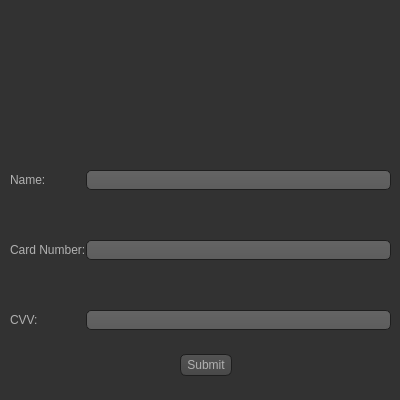
1412kauti/ProjectHurricane, file UI/User_Card.ui: the form before one commit.
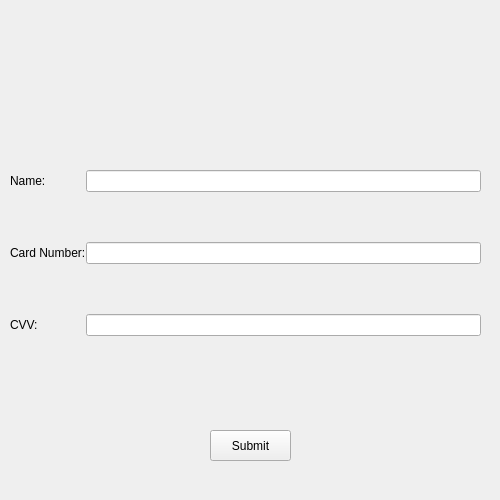
The form after the commit. Icons and pictures are not drawn.

What changed in the file:
```diff
--- a/UI/User_Card.ui
+++ b/UI/User_Card.ui
@@ -6,8 +6,8 @@
    <rect>
     <x>0</x>
     <y>0</y>
-    <width>400</width>
-    <height>400</height>
+    <width>500</width>
+    <height>500</height>
    </rect>
   </property>
   <property name="sizePolicy">
@@ -18,569 +18,29 @@
   </property>
   <property name="minimumSize">
    <size>
-    <width>400</width>
-    <height>400</height>
+    <width>500</width>
+    <height>500</height>
    </size>
   </property>
   <property name="maximumSize">
    <size>
-    <width>400</width>
-    <height>400</height>
+    <width>500</width>
+    <height>500</height>
    </size>
   </property>
   <property name="windowTitle">
    <string>Form</string>
   </property>
   <property name="styleSheet">
-   <string notr="true">QToolTip
-{
-     border: 1px solid black;
-     background-color: #ffa02f;
-     padding: 1px;
-     border-radius: 3px;
-     opacity: 100;
-}
-
-QWidget
-{
-    color: #b1b1b1;
-    background-color: #323232;
-}
-
-QTreeView, QListView
-{
-    background-color: silver;
-    margin-left: 5px;
-}
-
-QWidget:item:hover
-{
-    background-color: QLinearGradient( x1: 0, y1: 0, x2: 0, y2: 1, stop: 0 #ffa02f, stop: 1 #ca0619);
-    color: #000000;
-}
-
-QWidget:item:selected
-{
-    background-color: QLinearGradient( x1: 0, y1: 0, x2: 0, y2: 1, stop: 0 #ffa02f, stop: 1 #d7801a);
-}
-
-QMenuBar::item
-{
-    background: transparent;
-}
-
-QMenuBar::item:selected
-{
-    background: transparent;
-    border: 1px solid #ffaa00;
-}
-
-QMenuBar::item:pressed
-{
-    background: #444;
-    border: 1px solid #000;
-    background-color: QLinearGradient(
-        x1:0, y1:0,
-        x2:0, y2:1,
-        stop:1 #212121,
-        stop:0.4 #343434/*,
-        stop:0.2 #343434,
-        stop:0.1 #ffaa00*/
-    );
-    margin-bottom:-1px;
-    padding-bottom:1px;
-}
-
-QMenu
-{
-    border: 1px solid #000;
-}
-
-QMenu::item
-{
-    padding: 2px 20px 2px 20px;
-}
-
-QMenu::item:selected
-{
-    color: #000000;
-}
-
-QWidget:disabled
-{
-    color: #808080;
-    background-color: #323232;
-}
-
-QAbstractItemView
-{
-    background-color: QLinearGradient( x1: 0, y1: 0, x2: 0, y2: 1, stop: 0 #4d4d4d, stop: 0.1 #646464, stop: 1 #5d5d5d);
-}
-
-QWidget:focus
-{
-    /*border: 1px solid darkgray;*/
-}
-
-QLineEdit
-{
-    background-color: QLinearGradient( x1: 0, y1: 0, x2: 0, y2: 1, stop: 0 #4d4d4d, stop: 0 #646464, stop: 1 #5d5d5d);
-    padding: 1px;
-    border-style: solid;
-    border: 1px solid #1e1e1e;
-    border-radius: 5;
-}
-
-QPushButton
-{
-    color: #b1b1b1;
-    background-color: QLinearGradient( x1: 0, y1: 0, x2: 0, y2: 1, stop: 0 #565656, stop: 0.1 #525252, stop: 0.5 #4e4e4e, stop: 0.9 #4a4a4a, stop: 1 #464646);
-    border-width: 1px;
-    border-color: #1e1e1e;
-    border-style: solid;
-    border-radius: 6;
-    padding: 3px;
-    font-size: 12px;
-    padding-left: 5px;
-    padding-right: 5px;
-    min-width: 40px;
-}
-
-QPushButton:pressed
-{
-    background-color: QLinearGradient( x1: 0, y1: 0, x2: 0, y2: 1, stop: 0 #2d2d2d, stop: 0.1 #2b2b2b, stop: 0.5 #292929, stop: 0.9 #282828, stop: 1 #252525);
-}
-
-QComboBox
-{
-    selection-background-color: #ffaa00;
-    background-color: QLinearGradient( x1: 0, y1: 0, x2: 0, y2: 1, stop: 0 #565656, stop: 0.1 #525252, stop: 0.5 #4e4e4e, stop: 0.9 #4a4a4a, stop: 1 #464646);
-    border-style: solid;
-    border: 1px solid #1e1e1e;
-    border-radius: 5;
-}
-
-QComboBox:hover,QPushButton:hover
-{
-    border: 2px solid QLinearGradient( x1: 0, y1: 0, x2: 0, y2: 1, stop: 0 #ffa02f, stop: 1 #d7801a);
-}
-
-
-QComboBox:on
-{
-    padding-top: 3px;
-    padding-left: 4px;
-    background-color: QLinearGradient( x1: 0, y1: 0, x2: 0, y2: 1, stop: 0 #2d2d2d, stop: 0.1 #2b2b2b, stop: 0.5 #292929, stop: 0.9 #282828, stop: 1 #252525);
-    selection-background-color: #ffaa00;
-}
-
-QComboBox QAbstractItemView
-{
-    border: 2px solid darkgray;
-    selection-background-color: QLinearGradient( x1: 0, y1: 0, x2: 0, y2: 1, stop: 0 #ffa02f, stop: 1 #d7801a);
-}
-
-QComboBox::drop-down
-{
-     subcontrol-origin: padding;
-     subcontrol-position: top right;
-     width: 15px;
-
-     border-left-width: 0px;
-     border-left-color: darkgray;
-     border-left-style: solid; /* just a single line */
-     border-top-right-radius: 3px; /* same radius as the QComboBox */
-     border-bottom-right-radius: 3px;
- }
-
-QComboBox::down-arrow
-{
-     image: url(:/dark_orange/img/down_arrow.png);
-}
-
-QGroupBox
-{
-    border: 1px solid darkgray;
-    margin-top: 10px;
-}
-
-QGroupBox:focus
-{
-    border: 1px solid darkgray;
-}
-
-QTextEdit:focus
-{
-    border: 1px solid darkgray;
-}
-
-QScrollBar:horizontal {
-     border: 1px solid #222222;
-     background: QLinearGradient( x1: 0, y1: 0, x2: 0, y2: 1, stop: 0.0 #121212, stop: 0.2 #282828, stop: 1 #484848);
-     height: 7px;
-     margin: 0px 16px 0 16px;
-}
-
-QScrollBar::handle:horizontal
-{
-      background: QLinearGradient( x1: 0, y1: 0, x2: 1, y2: 0, stop: 0 #ffa02f, stop: 0.5 #d7801a, stop: 1 #ffa02f);
-      min-height: 20px;
-      border-radius: 2px;
-}
-
-QScrollBar::add-line:horizontal {
-      border: 1px solid #1b1b19;
-      border-radius: 2px;
-      background: QLinearGradient( x1: 0, y1: 0, x2: 1, y2: 0, stop: 0 #ffa02f, stop: 1 #d7801a);
-      width: 14px;
-      subcontrol-position: right;
-      subcontrol-origin: margin;
-}
-
-QScrollBar::sub-line:horizontal {
-      border: 1px solid #1b1b19;
-      border-radius: 2px;
-      background: QLinearGradient( x1: 0, y1: 0, x2: 1, y2: 0, stop: 0 #ffa02f, stop: 1 #d7801a);
-      width: 14px;
-     subcontrol-position: left;
-     subcontrol-origin: margin;
-}
-
-QScrollBar::right-arrow:horizontal, QScrollBar::left-arrow:horizontal
-{
-      border: 1px solid black;
-      width: 1px;
-      height: 1px;
-      background: white;
-}
-
-QScrollBar::add-page:horizontal, QScrollBar::sub-page:horizontal
-{
-      background: none;
-}
-
-QScrollBar:vertical
-{
-      background: QLinearGradient( x1: 0, y1: 0, x2: 1, y2: 0, stop: 0.0 #121212, stop: 0.2 #282828, stop: 1 #484848);
-      width: 7px;
-      margin: 16px 0 16px 0;
-      border: 1px solid #222222;
-}
-
-QScrollBar::handle:vertical
-{
-      background: QLinearGradient( x1: 0, y1: 0, x2: 0, y2: 1, stop: 0 #ffa02f, stop: 0.5 #d7801a, stop: 1 #ffa02f);
-      min-height: 20px;
-      border-radius: 2px;
-}
-
-QScrollBar::add-line:vertical
-{
-      border: 1px solid #1b1b19;
-      border-radius: 2px;
-      background: QLinearGradient( x1: 0, y1: 0, x2: 0, y2: 1, stop: 0 #ffa02f, stop: 1 #d7801a);
-      height: 14px;
-      subcontrol-position: bottom;
-      subcontrol-origin: margin;
-}
-
-QScrollBar::sub-line:vertical
-{
-      border: 1px solid #1b1b19;
-      border-radius: 2px;
-      background: QLinearGradient( x1: 0, y1: 0, x2: 0, y2: 1, stop: 0 #d7801a, stop: 1 #ffa02f);
-      height: 14px;
-      subcontrol-position: top;
-      subcontrol-origin: margin;
-}
-
-QScrollBar::up-arrow:vertical, QScrollBar::down-arrow:vertical
-{
-      border: 1px solid black;
-      width: 1px;
-      height: 1px;
-      background: white;
-}
-
-
-QScrollBar::add-page:vertical, QScrollBar::sub-page:vertical
-{
-      background: none;
-}
-
-QTextEdit
-{
-    background-color: #242424;
-}
-
-QPlainTextEdit
-{
-    background-color: #242424;
-}
-
-QHeaderView::section
-{
-    background-color: QLinearGradient(x1:0, y1:0, x2:0, y2:1, stop:0 #616161, stop: 0.5 #505050, stop: 0.6 #434343, stop:1 #656565);
-    color: white;
-    padding-left: 4px;
-    border: 1px solid #6c6c6c;
-}
-
-QCheckBox:disabled
-{
-color: #414141;
-}
-
-QDockWidget::title
-{
-    text-align: center;
-    spacing: 3px; /* spacing between items in the tool bar */
-    background-color: QLinearGradient(x1:0, y1:0, x2:0, y2:1, stop:0 #323232, stop: 0.5 #242424, stop:1 #323232);
-}
-
-QDockWidget::close-button, QDockWidget::float-button
-{
-    text-align: center;
-    spacing: 1px; /* spacing between items in the tool bar */
-    background-color: QLinearGradient(x1:0, y1:0, x2:0, y2:1, stop:0 #323232, stop: 0.5 #242424, stop:1 #323232);
-}
-
-QDockWidget::close-button:hover, QDockWidget::float-button:hover
-{
-    background: #242424;
-}
-
-QDockWidget::close-button:pressed, QDockWidget::float-button:pressed
-{
-    padding: 1px -1px -1px 1px;
-}
-
-QMainWindow::separator
-{
-    background-color: QLinearGradient(x1:0, y1:0, x2:0, y2:1, stop:0 #161616, stop: 0.5 #151515, stop: 0.6 #212121, stop:1 #343434);
-    color: white;
-    padding-left: 4px;
-    border: 1px solid #4c4c4c;
-    spacing: 3px; /* spacing between items in the tool bar */
-}
-
-QMainWindow::separator:hover
-{
-
-    background-color: QLinearGradient(x1:0, y1:0, x2:0, y2:1, stop:0 #d7801a, stop:0.5 #b56c17 stop:1 #ffa02f);
-    color: white;
-    padding-left: 4px;
-    border: 1px solid #6c6c6c;
-    spacing: 3px; /* spacing between items in the tool bar */
-}
-
-QToolBar::handle
-{
-     spacing: 3px; /* spacing between items in the tool bar */
-     background: url(:/dark_orange/img/handle.png);
-}
-
-QMenu::separator
-{
-    height: 2px;
-    background-color: QLinearGradient(x1:0, y1:0, x2:0, y2:1, stop:0 #161616, stop: 0.5 #151515, stop: 0.6 #212121, stop:1 #343434);
-    color: white;
-    padding-left: 4px;
-    margin-left: 10px;
-    margin-right: 5px;
-}
-
-QProgressBar
-{
-    border: 2px solid grey;
-    border-radius: 5px;
-    text-align: center;
-}
-
-QProgressBar::chunk
-{
-    background-color: #d7801a;
-    width: 2.15px;
-    margin: 0.5px;
-}
-
-QTabBar::tab {
-    color: #b1b1b1;
-    border: 1px solid #444;
-    border-bottom-style: none;
-    background-color: #323232;
-    padding-left: 10px;
-    padding-right: 10px;
-    padding-top: 3px;
-    padding-bottom: 2px;
-    margin-right: -1px;
-}
-
-QTabWidget::pane {
-    border: 1px solid #444;
-    top: 1px;
-}
-
-QTabBar::tab:last
-{
-    margin-right: 0; /* the last selected tab has nothing to overlap with on the right */
-    border-top-right-radius: 3px;
-}
-
-QTabBar::tab:first:!selected
-{
- margin-left: 0px; /* the last selected tab has nothing to overlap with on the right */
-
-
-    border-top-left-radius: 3px;
-}
-
-QTabBar::tab:!selected
-{
-    color: #b1b1b1;
-    border-bottom-style: solid;
-    margin-top: 3px;
-    background-color: QLinearGradient(x1:0, y1:0, x2:0, y2:1, stop:1 #212121, stop:.4 #343434);
-}
-
-QTabBar::tab:selected
-{
-    border-top-left-radius: 3px;
-    border-top-right-radius: 3px;
-    margin-bottom: 0px;
-}
-
-QTabBar::tab:!selected:hover
-{
-    /*border-top: 2px solid #ffaa00;
-    padding-bottom: 3px;*/
-    border-top-left-radius: 3px;
-    border-top-right-radius: 3px;
-    background-color: QLinearGradient(x1:0, y1:0, x2:0, y2:1, stop:1 #212121, stop:0.4 #343434, stop:0.2 #343434, stop:0.1 #ffaa00);
-}
-
-QRadioButton::indicator:checked, QRadioButton::indicator:unchecked{
-    color: #b1b1b1;
-    background-color: #323232;
-    border: 1px solid #b1b1b1;
-    border-radius: 6px;
-}
-
-QRadioButton::indicator:checked
-{
-    background-color: qradialgradient(
-        cx: 0.5, cy: 0.5,
-        fx: 0.5, fy: 0.5,
-        radius: 1.0,
-        stop: 0.25 #ffaa00,
-        stop: 0.3 #323232
-    );
-}
-
-QCheckBox::indicator{
-    color: #b1b1b1;
-    background-color: #323232;
-    border: 1px solid #b1b1b1;
-    width: 9px;
-    height: 9px;
-}
-
-QRadioButton::indicator
-{
-    border-radius: 6px;
-}
-
-QRadioButton::indicator:hover, QCheckBox::indicator:hover
-{
-    border: 1px solid #ffaa00;
-}
-
-QCheckBox::indicator:checked
-{
-    image:url(:/dark_orange/img/checkbox.png);
-}
-
-QCheckBox::indicator:disabled, QRadioButton::indicator:disabled
-{
-    border: 1px solid #444;
-}
-
-
-QSlider::groove:horizontal {
-    border: 1px solid #3A3939;
-    height: 8px;
-    background: #201F1F;
-    margin: 2px 0;
-    border-radius: 2px;
-}
-
-QSlider::handle:horizontal {
-    background: QLinearGradient( x1: 0, y1: 0, x2: 0, y2: 1,
-      stop: 0.0 silver, stop: 0.2 #a8a8a8, stop: 1 #727272);
-    border: 1px solid #3A3939;
-    width: 14px;
-    height: 14px;
-    margin: -4px 0;
-    border-radius: 2px;
-}
-
-QSlider::groove:vertical {
-    border: 1px solid #3A3939;
-    width: 8px;
-    background: #201F1F;
-    margin: 0 0px;
-    border-radius: 2px;
-}
-
-QSlider::handle:vertical {
-    background: QLinearGradient( x1: 0, y1: 0, x2: 0, y2: 1, stop: 0.0 silver,
-      stop: 0.2 #a8a8a8, stop: 1 #727272);
-    border: 1px solid #3A3939;
-    width: 14px;
-    height: 14px;
-    margin: 0 -4px;
-    border-radius: 2px;
-}
-
-QAbstractSpinBox {
-    padding-top: 2px;
-    padding-bottom: 2px;
-    border: 1px solid darkgray;
-
-    border-radius: 2px;
-    min-width: 50px;
-}
-</string>
+   <string notr="true"/>
   </property>
-  <widget class="QWidget" name="formLayoutWidget">
-   <property name="geometry">
-    <rect>
-     <x>70</x>
-     <y>20</y>
-     <width>271</width>
-     <height>121</height>
-    </rect>
-   </property>
-   <layout class="QFormLayout" name="formLayout">
-    <item row="0" column="1">
-     <widget class="QLabel" name="label">
-      <property name="text">
-       <string/>
-      </property>
-      <property name="pixmap">
-       <pixmap>PIX/dummy.png</pixmap>
-      </property>
-     </widget>
-    </item>
-   </layout>
-  </widget>
   <widget class="QWidget" name="formLayoutWidget_2">
    <property name="geometry">
     <rect>
      <x>10</x>
      <y>170</y>
-     <width>381</width>
-     <height>177</height>
+     <width>471</width>
+     <height>171</height>
     </rect>
    </property>
    <layout class="QFormLayout" name="formLayout_2">
@@ -622,12 +82,34 @@
     </item>
    </layout>
   </widget>
+  <widget class="QWidget" name="verticalLayoutWidget_2">
+   <property name="geometry">
+    <rect>
+     <x>9</x>
+     <y>19</y>
+     <width>471</width>
+     <height>141</height>
+    </rect>
+   </property>
+   <layout class="QVBoxLayout" name="verticalLayout_2">
+    <item>
+     <widget class="QLabel" name="label">
+      <property name="text">
+       <string/>
+      </property>
+      <property name="pixmap">
+       <pixmap>PIX/dummy.png</pixmap>
+      </property>
+     </widget>
+    </item>
+   </layout>
+  </widget>
   <widget class="QWidget" name="verticalLayoutWidget">
    <property name="geometry">
     <rect>
-     <x>180</x>
-     <y>350</y>
-     <width>61</width>
+     <x>210</x>
+     <y>430</y>
+     <width>81</width>
      <height>31</height>
     </rect>
    </property>
@@ -635,7 +117,7 @@
     <item>
      <widget class="QPushButton" name="Submit_Details1">
       <property name="sizePolicy">
-       <sizepolicy hsizetype="Maximum" vsizetype="Maximum">
+       <sizepolicy hsizetype="Minimum" vsizetype="Preferred">
         <horstretch>0</horstretch>
         <verstretch>0</verstretch>
        </sizepolicy>
```
